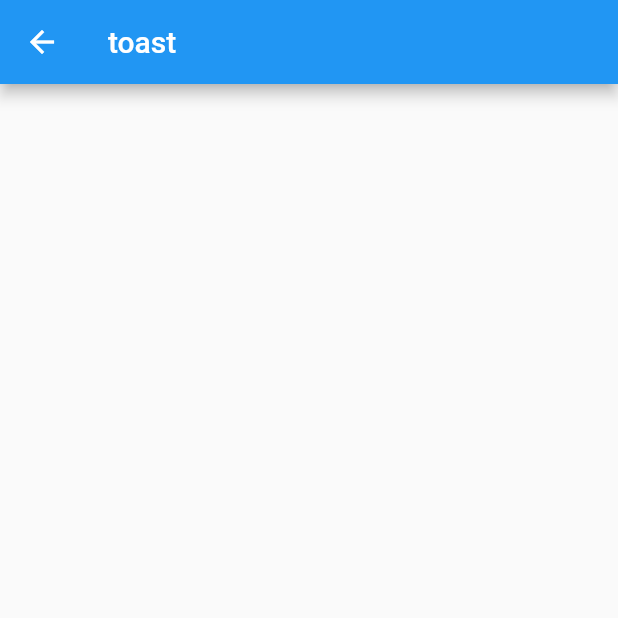
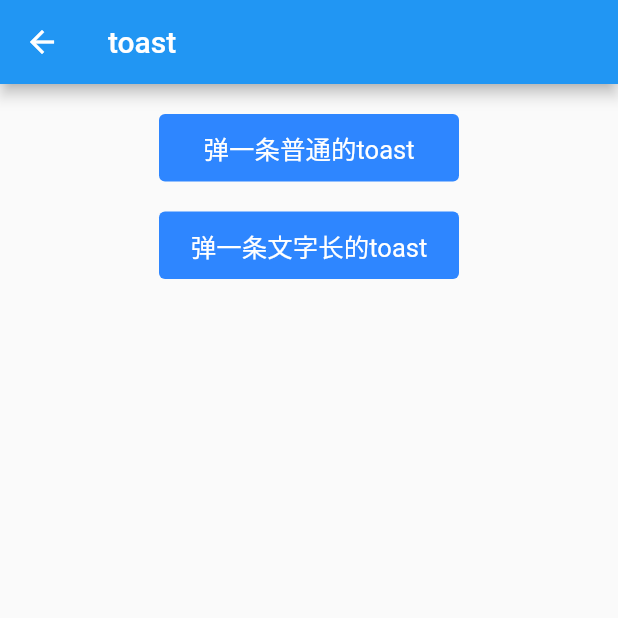
Before and after one commit to shaomaicheng/euitter, a Flutter app: the ToastWidget screen opened by its route, on a phone screen of 412 x 824 dp, the top half of it. Run offline on Flutter 3.47's test engine with Material 2 defaults, Android fonts, the phone set to English and light mode, and no system bars.

Commit message:
添加eui toast

```diff
--- a/lib/page.dart
+++ b/lib/page.dart
@@ -1,6 +1,7 @@
 import 'package:eui/dialog.dart';
 import 'package:flutter/material.dart';
 import 'button.dart';
+import 'toast.dart';
 
 class ButtonWidget extends StatelessWidget {
   @override
@@ -63,6 +64,7 @@ class ButtonWidget extends StatelessWidget {
 
 class DialogWidget extends StatelessWidget {
   String inputText = '';
+
   @override
   Widget build(BuildContext context) {
     // TODO: implement build
@@ -152,8 +154,7 @@ class DialogWidget extends StatelessWidget {
                           showEUIWarningDialog(
                               context: context,
                               title: '标题',
-                              warningText: '警告文字'
-                          );
+                              warningText: '警告文字');
                         },
                       ),
                     )),
@@ -171,21 +172,16 @@ class DialogWidget extends StatelessWidget {
                               positiveTitle: '是',
                               positiveClick: () {
                                 Navigator.of(context).pop();
-                                Scaffold.of(context).showSnackBar(
-                                  SnackBar(
-                                    content: Text('输入的值：${inputText}'),
-                                  )
-                                );
+                                Scaffold.of(context).showSnackBar(SnackBar(
+                                  content: Text('输入的值：${inputText}'),
+                                ));
                               },
-                              negativeClick: () {
-
-                              },
-                            negativeTitle: '否',
-                            hintText: '提示输入文字',
-                            valueChanged: (value) {
+                              negativeClick: () {},
+                              negativeTitle: '否',
+                              hintText: '提示输入文字',
+                              valueChanged: (value) {
                                 inputText = value;
-                            }
-                          );
+                              });
                         },
                       ),
                     )),
@@ -203,17 +199,42 @@ class ToastWidget extends StatelessWidget {
   Widget build(BuildContext context) {
     return Scaffold(
       appBar: AppBar(
-        title: Text(
-          'toast'
-        ),
+        title: Text('toast'),
       ),
       body: Builder(
         builder: (context) {
           return Container(
+            child: Column(
+              children: <Widget>[
+                Container(
+                  margin: EdgeInsets.only(top: 20.0),
+                  child: Center(
+                    child: EUIButton(
+                      width: 200.0,
+                      title: '弹一条普通的toast',
+                      onClick: () {
+                        Toast.showToast(context, '这是一条普通的toast');
+                      },
+                    ),
+                  )
+                ),
+                Container(
+                    margin: EdgeInsets.only(top: 20.0),
+                    child: Center(
+                      child: EUIButton(
+                        width: 200.0,
+                        title: '弹一条文字长的toast',
+                        onClick: () {
+                          Toast.showToast(context, '这是一条普通的toast啊啊啊啊啊啊啊啊啊啊啊啊啊啊啊啊啊啊啊啊啊啊啊啊啊啊啊啊');
+                        },
+                      ),
+                    )
+                )
+              ],
+            ),
           );
         },
       ),
     );
   }
-
 }
```
Also changed, not shown: lib/toast.dart (+43 -0 lines).
